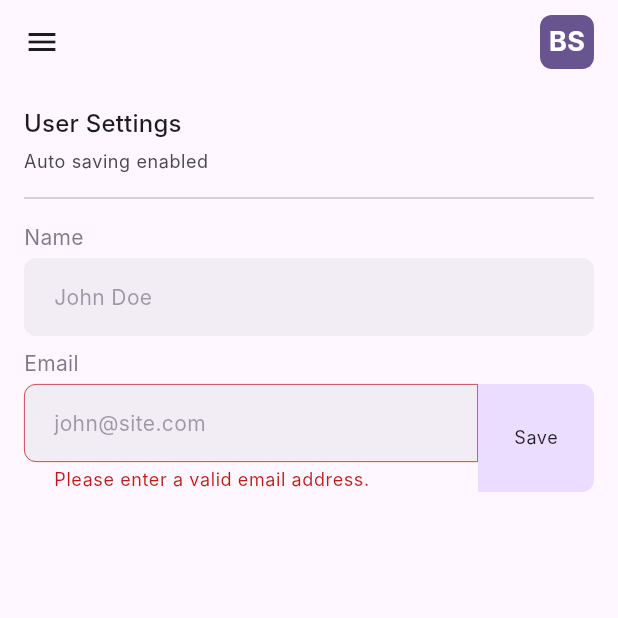
After one commit to bsolca/ez-ui-flutter, a Flutter app: the UserSettingsScreen screen opened by its route, after a tap on "Save", on a phone screen of 412 x 824 dp, the top half of it. The commit adds this screen. Run offline on Flutter 3.47's test engine with Material 3 defaults, Android fonts, the light colour scheme and no system bars; our stand-ins replace email_validator, flutter_riverpod, flutter_svg, freezed_annotation, go_router, hive and 2 more; missing offline and left inert: quick_log, web_smooth_scroll; accounts and stored records are empty; generated files the repository leaves out were written again; Roboto replaces fonts that are missing (Inter).

Commit message:
Add email verif

```diff
--- /dev/null
+++ b/lib/src/features/user_settings/ui/UserSettingsScreen.dart
@@ -0,0 +1,70 @@
+import 'package:flutter/material.dart';
+import 'package:flutter_riverpod/flutter_riverpod.dart';
+import 'package:email_validator/email_validator.dart';
+import 'package:impostor/src/shared/ez_header/ez_header.dart';
+import 'package:impostor/src/shared/ez_text_form_field/ez_text_form_field.dart';
+import 'package:impostor/src/utils/constants/const_layout.dart';
+import 'package:impostor/src/utils/constants/const_value.dart';
+import 'package:impostor/src/utils/extension/list_extension.dart';
+import 'package:impostor/src/utils/extension/widget_ref_extension.dart';
+
+/// A screen that displays the user settings.
+class UserSettingsScreen extends ConsumerWidget {
+  /// Screen that displays the user settings.
+  const UserSettingsScreen({super.key});
+
+  @override
+  Widget build(BuildContext context, WidgetRef ref) {
+    final nameController = TextEditingController();
+    final isCompact = ref.isCompactScreen;
+
+    return Scaffold(
+      backgroundColor: Colors.transparent,
+      body: Align(
+        alignment: Alignment.topCenter,
+        child: Container(
+          constraints: const BoxConstraints(
+            maxWidth: ConstValue.dp1024,
+          ),
+          padding: EdgeInsets.symmetric(
+            vertical: ConstLayout.spacerSmall,
+            horizontal: isCompact ? ConstLayout.spacer : ConstValue.dp64,
+          ),
+          child: Column(
+            mainAxisSize: MainAxisSize.min,
+            crossAxisAlignment: CrossAxisAlignment.start,
+            children: [
+              const EzHeader.displayMedium(
+                'User Settings',
+                subText: 'Auto saving enabled',
+              ),
+              const Divider(),
+              EzTextFormField(
+                textLabel: 'Name',
+                hintText: 'John Doe',
+                controller: nameController,
+              ),
+              EzTextFormField.withButton(
+                textLabel: 'Email',
+                hintText: 'john@site.com',
+                controller: TextEditingController(),
+                autovalidateMode: AutovalidateMode.always,
+                validator: (value) {
+                  const errorMessage = 'Please enter a valid email address.';
+                  if (value == null || value.isEmpty) {
+                    return errorMessage;
+                  }
+                  return EmailValidator.validate(value) ? null : errorMessage;
+                },
+                buttonText: 'Save',
+                onButtonPressed: () => print('Save Tapped'),
+              ),
+            ].withSpaceBetween(
+              height: ConstLayout.spacerSmall,
+            ),
+          ),
+        ),
+      ),
+    );
+  }
+}
--- a/lib/src/shared/ez_header/ez_header.dart
+++ b/lib/src/shared/ez_header/ez_header.dart
@@ -1,6 +1,7 @@
 import 'package:flutter/material.dart';
 import 'package:flutter_riverpod/flutter_riverpod.dart';
 import 'package:impostor/src/shared/sub_header/sub_header.dart';
+import 'package:impostor/src/utils/constants/const_value.dart';
 
 enum _HeaderSize {
   displaySmall,
@@ -38,17 +39,24 @@ class EzHeader extends ConsumerWidget {
 
   @override
   Widget build(BuildContext context, WidgetRef ref) {
-    final medium = Theme.of(context).textTheme.displayMedium;
-    final small = Theme.of(context).textTheme.displaySmall;
+    final medium = Theme.of(context).textTheme.titleMedium  ;
+    final small = Theme.of(context).textTheme.titleSmall;
     final subText = this.subText;
 
     return Column(
       mainAxisSize: MainAxisSize.min,
+      crossAxisAlignment: CrossAxisAlignment.start,
       children: [
-        Text(
-          softWrap: true,
-          style: _size == _HeaderSize.displayMedium ? medium : small,
-          text,
+        ConstrainedBox(
+          constraints: const BoxConstraints(minHeight: ConstValue.dp36),
+          child: Align(
+            alignment: Alignment.centerLeft,
+            child: Text(
+              softWrap: true,
+              style: _size == _HeaderSize.displayMedium ? medium : small,
+              text,
+            ),
+          ),
         ),
         if (subText != null) SubHeader(subText),
       ],
--- a/lib/src/shared/ez_text_form_field/ez_text_form_field.dart
+++ b/lib/src/shared/ez_text_form_field/ez_text_form_field.dart
@@ -1,7 +1,9 @@
 import 'package:flutter/material.dart';
 import 'package:flutter/services.dart';
 import 'package:flutter_riverpod/flutter_riverpod.dart';
+import 'package:impostor/src/shared/squircle/squircle.dart';
 import 'package:impostor/src/utils/constants/const_layout.dart';
+import 'package:impostor/src/utils/extension/list_extension.dart';
 
 /// Styled text form field.
 class EzTextFormField extends ConsumerWidget {
@@ -10,6 +12,7 @@ class EzTextFormField extends ConsumerWidget {
     super.key,
     required this.hintText,
     required this.controller,
+    required this.textLabel,
     this.inputFormatters,
     this.focusNode,
     this.onEditingComplete,
@@ -25,6 +28,7 @@ class EzTextFormField extends ConsumerWidget {
     super.key,
     required this.hintText,
     required this.controller,
+    required this.textLabel,
     this.inputFormatters,
     this.focusNode,
     this.onEditingComplete,
@@ -35,6 +39,9 @@ class EzTextFormField extends ConsumerWidget {
     required String this.buttonText,
     required VoidCallback this.onButtonPressed,
   });
+
+  /// Text above the text form field.
+  final String? textLabel;
 
   /// Mandatory hint text.
   final String hintText;
@@ -72,13 +79,21 @@ class EzTextFormField extends ConsumerWidget {
   @override
   Widget build(BuildContext context, WidgetRef ref) {
     final buttonText = this.buttonText;
+    final textLabel = this.textLabel;
     final isWithButton = buttonText != null && onButtonPressed != null;
-    const radius = ConstLayout.borderRadius;
+    const radius = ConstLayout.borderRadiusSmall;
     final borderRadius = isWithButton
-        ? const BorderRadius.horizontal(
-            left: Radius.circular(radius),
+        ? const SmoothBorderRadius.horizontal(
+            left: SmoothRadius(
+              cornerRadius: radius,
+              cornerSmoothing: ConstLayout.cornerSmoothing,
+            ),
           )
-        : BorderRadius.circular(radius);
+        : SmoothBorderRadius(
+            cornerRadius: radius,
+            cornerSmoothing: ConstLayout.cornerSmoothing,
+          );
+
     final fieldWidget = TextFormField(
       controller: controller,
       autofocus: autofocus,
@@ -90,16 +105,40 @@ class EzTextFormField extends ConsumerWidget {
       onEditingComplete: onEditingComplete,
       style: Theme.of(context).textTheme.bodyMedium?.copyWith(
             color: Theme.of(context).colorScheme.onSecondaryContainer,
+            fontWeight: FontWeight.bold,
           ),
       decoration: InputDecoration(
         hintText: hintText,
-        fillColor: Theme.of(context).colorScheme.secondaryContainer,
+        hintStyle: Theme.of(context).textTheme.bodyMedium?.copyWith(
+              color: Theme.of(context)
+                  .colorScheme
+                  .onSecondaryContainer
+                  .withOpacity(
+                    0.5,
+                  ),
+            ),
+        isDense: true,
+        contentPadding: const EdgeInsets.all(ConstLayout.spacer),
+        fillColor: Theme.of(context).colorScheme.surfaceContainer,
         filled: true,
         focusedBorder: OutlineInputBorder(
           borderRadius: borderRadius,
           borderSide: BorderSide(
             color: Theme.of(context).colorScheme.primary,
             width: 0.5,
+          ),
+        ),
+        errorBorder: OutlineInputBorder(
+          borderRadius: borderRadius,
+          borderSide: BorderSide(
+            color: Theme.of(context).colorScheme.error,
+            width: 0.5,
+          ),
+        ),
+        focusedErrorBorder: OutlineInputBorder(
+          borderRadius: borderRadius,
+          borderSide: BorderSide(
+            color: Theme.of(context).colorScheme.error,
           ),
         ),
         border: OutlineInputBorder(
@@ -109,7 +148,7 @@ class EzTextFormField extends ConsumerWidget {
       ),
     );
 
-    return isWithButton
+    final textFormFieldWidget = isWithButton
         ? IntrinsicHeight(
             child: Row(
               children: [
@@ -123,16 +162,22 @@ class EzTextFormField extends ConsumerWidget {
                     backgroundColor:
                         Theme.of(context).colorScheme.primaryContainer,
                     shape: const RoundedRectangleBorder(
-                      borderRadius: BorderRadius.only(
-                        topRight: Radius.circular(radius),
-                        bottomRight: Radius.circular(radius),
+                      borderRadius: SmoothBorderRadius.only(
+                        topRight: SmoothRadius(
+                          cornerRadius: radius,
+                          cornerSmoothing: ConstLayout.cornerSmoothing,
+                        ),
+                        bottomRight: SmoothRadius(
+                          cornerRadius: radius,
+                          cornerSmoothing: ConstLayout.cornerSmoothing,
+                        ),
                       ),
                     ),
                   ),
                   child: Center(
                     child: Text(
                       buttonText,
-                      style: Theme.of(context).textTheme.bodyMedium,
+                      style: Theme.of(context).textTheme.bodySmall,
                     ),
                   ),
                 ),
@@ -140,5 +185,27 @@ class EzTextFormField extends ConsumerWidget {
             ),
           )
         : fieldWidget;
+
+    if (textLabel == null) {
+      return textFormFieldWidget;
+    }
+    return Column(
+      mainAxisSize: MainAxisSize.min,
+      crossAxisAlignment: CrossAxisAlignment.start,
+      children: [
+        Text(
+          textLabel,
+          style: Theme.of(context).textTheme.bodyMedium?.copyWith(
+                color: Theme.of(context)
+                    .colorScheme
+                    .onSecondaryContainer
+                    .withOpacity(0.7),
+              ),
+        ),
+        textFormFieldWidget,
+      ].withSpaceBetween(
+        height: ConstLayout.spacerExtraSmall,
+      ),
+    );
   }
 }
--- a/lib/src/shared/sub_header/sub_header.dart
+++ b/lib/src/shared/sub_header/sub_header.dart
@@ -21,7 +21,7 @@ class SubHeader extends StatelessWidget {
     return Text(
       text,
       textAlign: TextAlign.center,
-      style: Theme.of(context).textTheme.titleMedium?.copyWith(
+      style: Theme.of(context).textTheme.bodySmall?.copyWith(
             color: Theme.of(context).colorScheme.onSurfaceVariant,
           ),
     );
--- a/lib/src/utils/constants/const_layout.dart
+++ b/lib/src/utils/constants/const_layout.dart
@@ -16,6 +16,7 @@ class ConstLayout {
   static const double borderSize = ConstValue.dp1;
   static const double borderRadiusSmall = ConstValue.dp8;
   static const double borderRadius = ConstValue.dp16;
+  static const double cornerSmoothing = ConstValue.dp05;
 
   // Button and Icon Sizes
   static const double buttonHeight = ConstValue.dp48;
--- a/lib/src/utils/constants/const_value.dart
+++ b/lib/src/utils/constants/const_value.dart
@@ -4,6 +4,9 @@ class ConstValue {
 
   /// Animation duration.
   static const Duration animationDuration = Duration(milliseconds: 300);
+
+  /// Density-independent Pixels 0.5.
+  static const double dp05 = 0.5;
 
   /// Density-independent Pixels 1.0.
   static const double dp1 = 1;
@@ -25,6 +28,9 @@ class ConstValue {
 
   /// Density-independent Pixels 36.0.
   static const double dp36 = 36;
+
+  /// Density-independent Pixels 40.0.
+  static const double dp40 = 40;
 
   /// Density-independent Pixels 48.0.
   static const double dp48 = 48;
--- a/lib/src/utils/routing/go_router_provider.codegen.dart
+++ b/lib/src/utils/routing/go_router_provider.codegen.dart
@@ -1,6 +1,7 @@
 import 'package:flutter/material.dart';
 import 'package:go_router/go_router.dart';
 import 'package:impostor/src/features/counter.dart';
+import 'package:impostor/src/features/user_settings/ui/UserSettingsScreen.dart';
 import 'package:impostor/src/shared/app_scaffold/app_scaffold.dart';
 import 'package:impostor/src/utils/routing/data/location_provider.codegen.dart';
 import 'package:impostor/src/utils/routing/presentation/go_route_page_scaffold.dart';
@@ -69,9 +70,7 @@ Raw<GoRouter> goRouter(GoRouterRef ref) {
             path: '/settings',
             name: 'settings',
             parentNavigatorKey: shellNavigatorKey,
-            body: const Center(
-              child: Text('Settings'),
-            ),
+            body: const UserSettingsScreen(),
           ),
           GoRoutePageScaffold(
             path: '/profile',
--- a/pubspec.yaml
+++ b/pubspec.yaml
@@ -13,6 +13,7 @@ dependencies:
   country_flags: ^3.0.0
   dropdown_button2: ^2.3.9
   easy_localization: ^3.0.3
+  email_validator: ^3.0.0
   flutter:
     sdk: flutter
   flutter_animate: ^4.3.0
```
